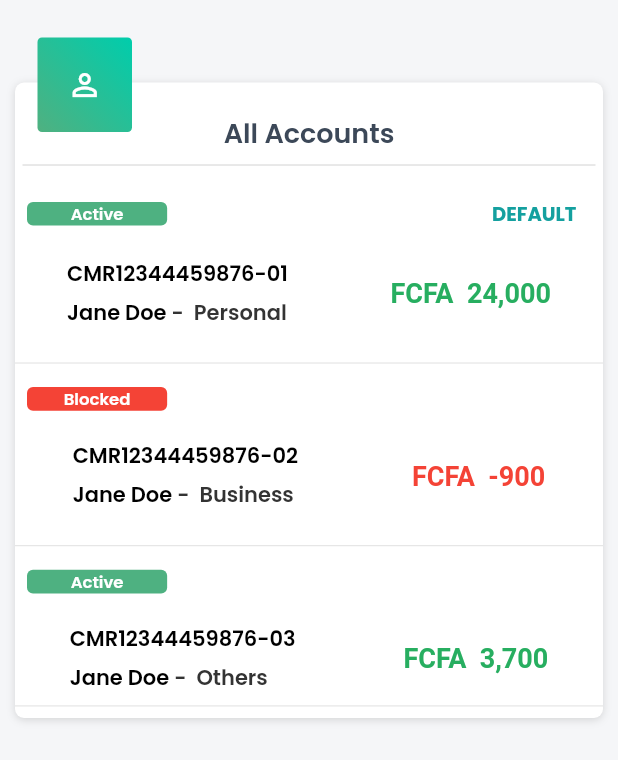
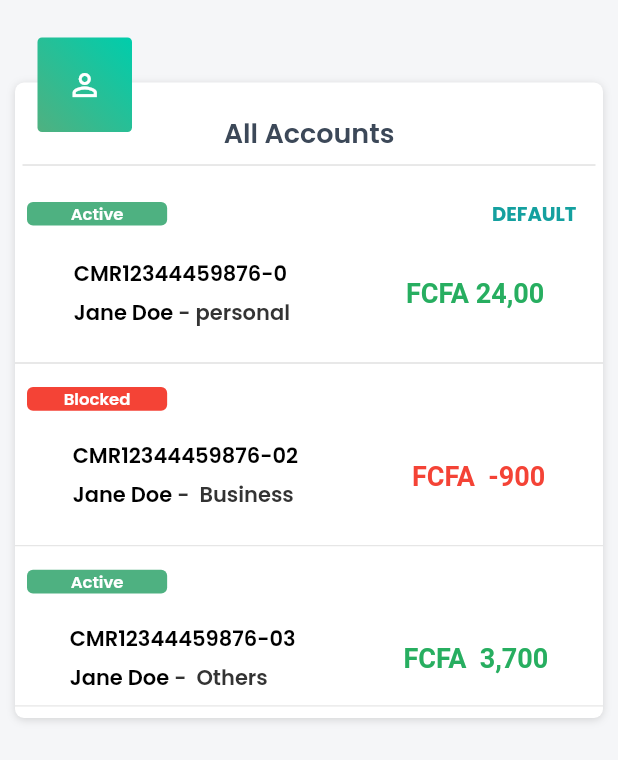
Before and after one commit to silvereds/highway, a Flutter app: the AccountsView screen opened by its route, on a phone screen of 412 x 824 dp. Shown: the top 760 px of the screen. Run offline on Flutter 3.47's test engine with Material 2 defaults, Android fonts, the phone set to English and light mode, and no system bars; our stand-ins replace cached_network_image, dio, flutter_riverpod, freezed_annotation, intl_phone_number_input, modal_progress_hud and 4 more; missing offline and left inert: flutter_statusbarcolor, flutter_user_agent, nonce; accounts and stored records are empty; generated files the repository leaves out were written again; network calls fail.

Commit message:
Edit all_accounts page

```diff
--- a/lib/src/ui/shared/bottomNavigationBar.dart
+++ b/lib/src/ui/shared/bottomNavigationBar.dart
@@ -1,6 +1,6 @@
 import 'package:flutter/material.dart';
 import 'package:mobile/src/ui/views/account_details/accounts_detail_view.dart';
-import 'package:mobile/src/ui/views/all_accoutsView.dart';
+import 'package:mobile/src/ui/views/all_accounts_view/all_accoutsView.dart';
 import 'package:mobile/src/ui/views/block_accountView.dart';
 import 'package:mobile/src/ui/views/dashboard/dashboard.dart';
 import 'package:mobile/src/ui/views/transactions.dart';
--- a/lib/src/ui/views/all_accoutsView.dart
+++ b/lib/src/ui/views/all_accounts_view/all_accoutsView.dart
@@ -1,5 +1,8 @@
 import 'package:flutter/material.dart';
 import 'package:mobile/src/ui/shared/routes.dart';
+
+import 'components/accounts_card_with_text.dart';
+import 'components/accounts_status.dart';
 
 class AccountsView extends StatefulWidget {
   @override
@@ -8,6 +11,7 @@ class AccountsView extends StatefulWidget {
 
 class _AccountsViewState extends State<AccountsView> {
   final List<String> entries = <String>['Active', 'Blocked' 'Active'];
+
   Map<String, dynamic> account = {
     'accountNumber': 'CMR122334455-01',
     'balance': "27,0987",
@@ -64,11 +68,23 @@ class _AccountsViewState extends State<AccountsView> {
                   ),
 
                   const SizedBox(height: 15),
-                  // contiunue here
-                  AllAccountsCard(),
+
+                  AccountsCard(
+                    press: () {
+                      Navigator.pushNamed(
+                          context, AppRoutes.accoutsDetailsView);
+                    },
+                    text: "DEFAULT",
+                    amount: 'FCFA 24,00',
+                    accountNumber: 'CMR12344459876-0',
+                    alias: 'Jane Doe',
+                    type: ' - personal',
+                  ),
                   const SizedBox(height: 15),
-                  const Divider(),
+                  const Divider(thickness: 1),
                   const SizedBox(height: 8),
+                  // We will need way to extract accouts card for this widget but
+                  // considering the amounts collor and status because they have different collors
                   Container(
                     padding: const EdgeInsets.symmetric(horizontal: 8),
                     child: Column(
@@ -218,107 +234,6 @@ class _AccountsViewState extends State<AccountsView> {
   }
 }
 
-class AllAccountsCard extends StatelessWidget {
-  const AllAccountsCard({
-    Key key,
-  }) : super(key: key);
-
-  @override
-  Widget build(BuildContext context) {
-    return Container(
-      padding: const EdgeInsets.symmetric(horizontal: 8),
-      child: GestureDetector(
-        onTap: () {
-          Navigator.pushNamed(context, AppRoutes.accoutsDetailsView);
-        },
-        child: Column(
-          crossAxisAlignment: CrossAxisAlignment.start,
-          children: [
-            Row(
-              mainAxisAlignment: MainAxisAlignment.spaceBetween,
-              children: [
-                AccountStatus(
-                  status: "Active",
-                ),
-                SizedBox(
-                  child: Text(
-                    "DEFAULT",
-                    style: TextStyle(
-                      color: Color(
-                        0xff14a09f,
-                      ),
-                      fontSize: 13,
-                      fontWeight: FontWeight.w700,
-                      fontFamily: "Poppins",
-                    ),
-                  ),
-                  width: 65.9879150390625,
-                )
-              ],
-            ),
-            const SizedBox(height: 20),
-            Row(
-              mainAxisAlignment: MainAxisAlignment.spaceEvenly,
-              children: [
-                Column(
-                  crossAxisAlignment: CrossAxisAlignment.start,
-                  mainAxisSize: MainAxisSize.min,
-                  children: [
-                    Text(
-                      "CMR12344459876-01",
-                      style: TextStyle(
-                        color: Colors.black,
-                        fontSize: 14,
-                        fontWeight: FontWeight.w500,
-                        fontFamily: "Poppins",
-                      ),
-                    ),
-                    const SizedBox(height: 5),
-                    RichText(
-                      text: TextSpan(
-                        children: <TextSpan>[
-                          TextSpan(
-                            text: 'Jane Doe ',
-                            style: TextStyle(
-                                fontWeight: FontWeight.w300,
-                                fontSize: 14,
-                                color: Color(0xFF000000),
-                                fontFamily: 'Poppins'),
-                          ),
-                          TextSpan(
-                            text: '-  Personal',
-                            style: TextStyle(
-                              fontSize: 14,
-                              fontFamily: 'Poppins',
-                              color: Color(0xFF333333),
-                            ),
-                          ),
-                        ],
-                      ),
-                    ),
-                  ],
-                ),
-                const SizedBox(width: 15),
-                Text(
-                  "FCFA  24,000",
-                  style: TextStyle(
-                    color: Color(
-                      0xff27ae60,
-                    ),
-                    fontSize: 18,
-                    fontWeight: FontWeight.w700,
-                    fontFamily: "Roboto",
-                  ),
-                ),
-              ],
-            ),
-          ],
-        ),
-      ),
-    );
-  }
-}
-
 class _AccountBoxIcon extends StatelessWidget {
   const _AccountBoxIcon({
     Key key,
@@ -359,40 +274,3 @@ class _AccountBoxIcon extends StatelessWidget {
     );
   }
 }
-
-class AccountStatus extends StatelessWidget {
-  final String status;
-
-  const AccountStatus({
-    Key key,
-    this.status,
-  }) : super(key: key);
-
-  @override
-  Widget build(BuildContext context) {
-    return Container(
-      decoration: BoxDecoration(
-        color: status == "Active" ? const Color(0xFF4EB181) : Colors.red,
-        borderRadius: BorderRadius.circular(4),
-      ),
-      height: 15.81,
-      width: 93.43,
-      child: Center(
-        child: SizedBox(
-          child: Text(
-            status,
-            style: TextStyle(
-              color: Colors.white,
-              fontSize: 11,
-              fontWeight: FontWeight.w600,
-              fontFamily: "Poppins",
-            ),
-            textAlign: TextAlign.center,
-          ),
-          width: 140,
-          height: 22,
-        ),
-      ),
-    );
-  }
-}
--- /dev/null
+++ b/lib/src/ui/views/all_accounts_view/components/accounts_card_with_text.dart
@@ -0,0 +1,116 @@
+import 'package:flutter/material.dart';
+
+import 'accounts_status.dart';
+
+class AccountsCard extends StatelessWidget {
+  const AccountsCard({
+    Key key,
+    @required this.press,
+    this.text,
+    @required this.alias,
+    @required this.accountNumber,
+    @required this.type,
+    @required this.amount,
+  }) : super(key: key);
+
+  final VoidCallback press;
+  final String text;
+
+  final String alias;
+  final String accountNumber;
+  final String type;
+  final String amount;
+
+  @override
+  Widget build(BuildContext context) {
+    return Container(
+      padding: const EdgeInsets.symmetric(horizontal: 8),
+      child: GestureDetector(
+        onTap: press,
+        child: Column(
+          crossAxisAlignment: CrossAxisAlignment.start,
+          children: [
+            Row(
+              mainAxisAlignment: MainAxisAlignment.spaceBetween,
+              children: [
+                AccountStatus(
+                  status: 'Active',
+                ),
+                SizedBox(
+                  child: Text(
+                    text,
+                    style: TextStyle(
+                      color: Color(
+                        0xff14a09f,
+                      ),
+                      fontSize: 13,
+                      fontWeight: FontWeight.w700,
+                      fontFamily: "Poppins",
+                    ),
+                  ),
+                  width: 65.9879150390625,
+                )
+              ],
+            ),
+            const SizedBox(height: 20),
+            Row(
+              mainAxisAlignment: MainAxisAlignment.spaceEvenly,
+              children: [
+                Column(
+                  crossAxisAlignment: CrossAxisAlignment.start,
+                  mainAxisSize: MainAxisSize.min,
+                  children: [
+                    Text(
+                      accountNumber,
+                      style: TextStyle(
+                        color: Colors.black,
+                        fontSize: 14,
+                        fontWeight: FontWeight.w500,
+                        fontFamily: "Poppins",
+                      ),
+                    ),
+                    const SizedBox(height: 5),
+                    RichText(
+                      text: TextSpan(
+                        children: <TextSpan>[
+                          TextSpan(
+                            text: alias,
+                            style: TextStyle(
+                                fontWeight: FontWeight.w300,
+                                fontSize: 14,
+                                color: Color(0xFF000000),
+                                fontFamily: 'Poppins'),
+                          ),
+                          TextSpan(
+                            text: type,
+                            style: TextStyle(
+                              fontSize: 14,
+                              fontFamily: 'Poppins',
+                              color: Color(0xFF333333),
+                            ),
+                          ),
+                        ],
+                      ),
+                    ),
+                  ],
+                ),
+                const SizedBox(width: 15),
+                Text(
+                  amount,
+                  style: TextStyle(
+                    color: Color(
+                      0xff27ae60,
+                    ),
+                    fontSize: 18,
+                    fontWeight: FontWeight.w700,
+                    fontFamily: "Roboto",
+                  ),
+                ),
+              ],
+            ),
+          ],
+        ),
+      ),
+    );
+  }
+}
--- /dev/null
+++ b/lib/src/ui/views/all_accounts_view/components/accounts_status.dart
@@ -0,0 +1,38 @@
+import 'package:flutter/material.dart';
+
+class AccountStatus extends StatelessWidget {
+  final String status;
+
+  const AccountStatus({
+    Key key,
+    this.status,
+  }) : super(key: key);
+
+  @override
+  Widget build(BuildContext context) {
+    return Container(
+      decoration: BoxDecoration(
+        color: status == "Active" ? const Color(0xFF4EB181) : Colors.red,
+        borderRadius: BorderRadius.circular(4),
+      ),
+      height: 15.81,
+      width: 93.43,
+      child: Center(
+        child: SizedBox(
+          child: Text(
+            status,
+            style: TextStyle(
+              color: Colors.white,
+              fontSize: 11,
+              fontWeight: FontWeight.w600,
+              fontFamily: "Poppins",
+            ),
+            textAlign: TextAlign.center,
+          ),
+          width: 140,
+          height: 22,
+        ),
+      ),
+    );
+  }
+}
--- a/lib/src/ui/views/home_screen.dart
+++ b/lib/src/ui/views/home_screen.dart
@@ -2,7 +2,7 @@ import 'package:flutter/material.dart';
 import 'package:flutter_statusbarcolor/flutter_statusbarcolor.dart';
 import 'package:mobile/src/ui/shared/appBar.dart';
 import 'package:mobile/src/ui/shared/navDrawer.dart';
-import 'package:mobile/src/ui/views/all_accoutsView.dart';
+import 'package:mobile/src/ui/views/all_accounts_view/all_accoutsView.dart';
 import 'package:mobile/src/ui/views/all_maps.dart';
 import 'package:mobile/src/ui/views/dashboard/dashboard.dart';
 import 'package:mobile/src/ui/views/views.dart';
--- a/lib/src/ui/views/views.dart
+++ b/lib/src/ui/views/views.dart
@@ -1,7 +1,7 @@
 export '../views/Login_page.dart';
 export '../views/Verify_passcode_page.dart';
 export 'account_details/accounts_detail_view.dart';
-export '../views/all_accoutsView.dart';
+export 'all_accounts_view/all_accoutsView.dart';
 export 'all_devices/all_devices_page.dart';
 export '../views/all_transactions_page.dart';
 export '../views/block_device_page.dart';
```
